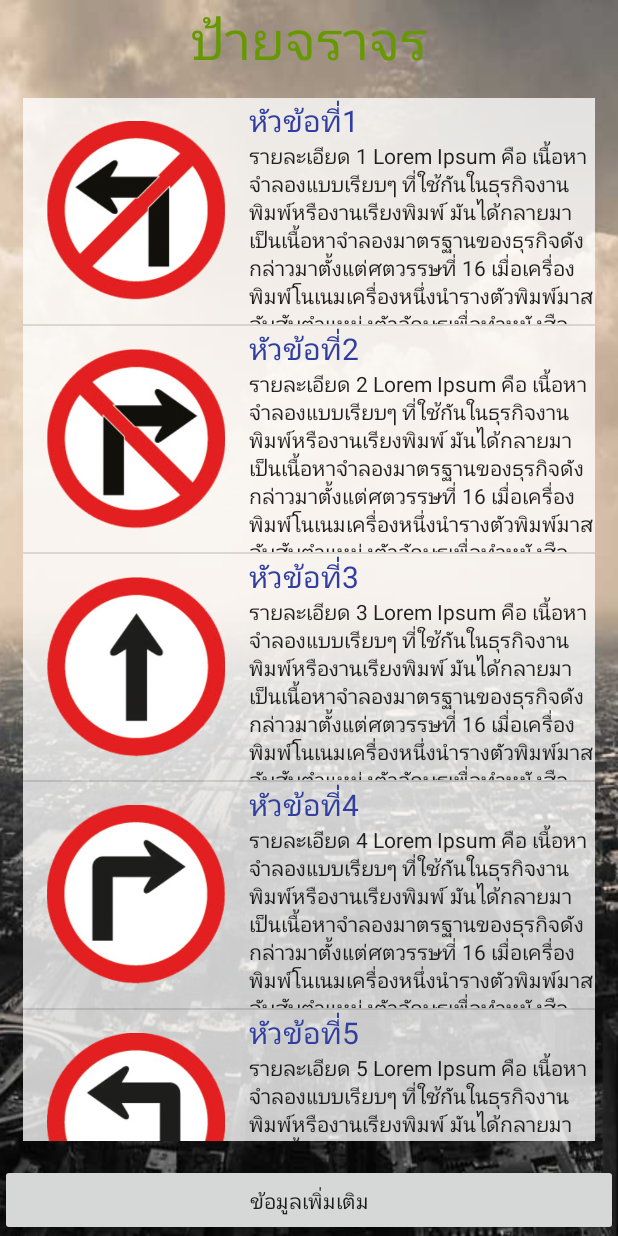
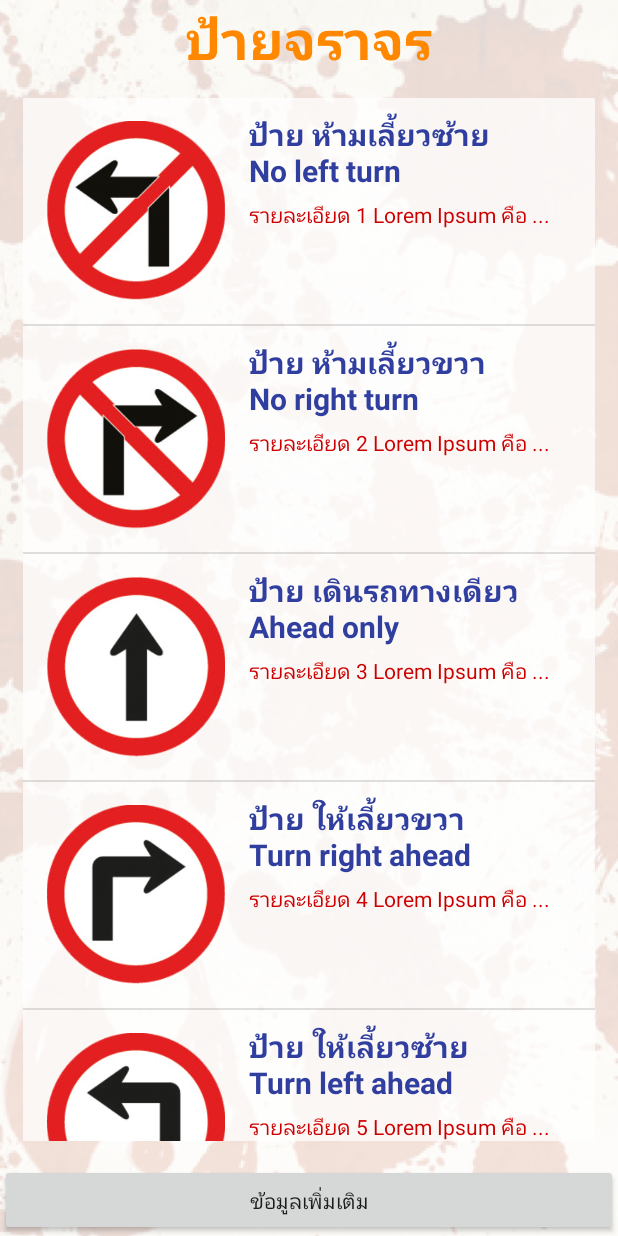
Before and after one commit to jaruwit2538/MyFirstapp2, an Android app: the screen it shows after launch (MainActivity), on a phone screen of 412 x 824 dp. Run offline under Robolectric (Android 15) with nearby library versions, the phone set to English and light mode, and no system bars.

Commit message:
Show listview shortstring

```diff
--- a/app/src/main/java/comsci/khowoat/myfirstapp/MainActivity.java
+++ b/app/src/main/java/comsci/khowoat/myfirstapp/MainActivity.java
@@ -16,7 +16,7 @@ public class MainActivity extends AppCompatActivity {
             R.drawable.traffic_12, R.drawable.traffic_13, R.drawable.traffic_14, R.drawable.traffic_15,
             R.drawable.traffic_16, R.drawable.traffic_17, R.drawable.traffic_18, R.drawable.traffic_19,
             R.drawable.traffic_20,};
-    private String[] titleStrings, detailStrings;
+    private String[] titleStrings, detailStrings,shortStrings;
 
     @Override
     protected void onCreate(Bundle savedInstanceState) {
@@ -30,8 +30,16 @@ public class MainActivity extends AppCompatActivity {
         titleStrings = getResources().getStringArray(R.array.title);
         detailStrings = getResources().getStringArray(R.array.detail);
 
+        //subStrings detailStrings ตัดคำในส่วนของ detail เพื่อให้ข้อความไม่เกิน 30 ตัวอักษร
+        shortStrings = new String[detailStrings.length];//จองพื้นที่ในหน่วยความจำในตัวแปร shortStrings
+        for (int i=0;i<detailStrings.length;i++){//เริ่มนับตั้งแต่ตัวแรกถึงตัวที่30แล้วตัดคำ
+            shortStrings[i]=detailStrings[i].substring(0,29)+"...";//นับถึง30ตัวแล้วโยนจาก detailStrings ไป shortStrings หลังข้อความจะแสดงว่า ...
+
+
+        }//end for
+
         //create listview
-        MyAdapter myAdapter = new MyAdapter(MainActivity.this, ints, titleStrings, detailStrings);
+        MyAdapter myAdapter = new MyAdapter(MainActivity.this, ints, titleStrings, shortStrings);
         listView.setAdapter(myAdapter);
     }   //Main Method onCreate
 
--- a/app/src/main/java/comsci/khowoat/myfirstapp/MyAdapter.java
+++ b/app/src/main/java/comsci/khowoat/myfirstapp/MyAdapter.java
@@ -48,18 +48,18 @@ public class MyAdapter extends BaseAdapter{
     public View getView(int position, View View, ViewGroup parent) {//นับจำนวนข้อมูลแล้วแสดงผลบนหน้า App
 
         LayoutInflater layoutInflater = (LayoutInflater) context.getSystemService(Context.LAYOUT_INFLATER_SERVICE);
-        View view =layoutInflater.inflate(R.layout.my_listview,parent,false);
+        View view1 =layoutInflater.inflate(R.layout.my_listview,parent,false);
 
         //Initiol view ผูกไอดีของ view กับตัวแปร
-        ImageView imgview = (ImageView) view.findViewById(R.id.imvicon);
-        TextView titleTextView = (TextView) view.findViewById(R.id.txtTitleLiv);
-        TextView detailTextView = (TextView) view.findViewById(R.id.txtDetailLiv);
+        ImageView imgview = (ImageView) view1.findViewById(R.id.imvicon);
+        TextView titleTextView = (TextView) view1.findViewById(R.id.txtTitleLiv);
+        TextView detailTextView = (TextView) view1.findViewById(R.id.txtDetailLiv);
 
         //showview เอาข้อมูลไปแสดงผลบนหน้า App
         imgview.setImageResource(ints[position]);
         titleTextView.setText(titleStrings[position]);
         detailTextView.setText(detailStrings[position]);
-        return view;
+        return view1;
 
     }
 }   //Main class
--- a/app/src/main/res/layout/activity_main.xml
+++ b/app/src/main/res/layout/activity_main.xml
@@ -6,16 +6,7 @@
     android:layout_width="match_parent"
     android:layout_height="match_parent"
     tools:context="comsci.khowoat.myfirstapp.MainActivity"
-    android:background="@drawable/bg27">
-
-    <TextView
-        android:layout_width="wrap_content"
-        android:layout_height="wrap_content"
-        android:text="@string/txttitle"
-        android:layout_centerHorizontal="true"
-        android:textColor="@android:color/holo_green_dark"
-        android:textSize="@dimen/h1"
-        android:id="@+id/txtTitle"/>
+    android:background="@drawable/bg40">
 
     <Button
         android:text="@string/Moreinfo"
@@ -24,10 +15,10 @@
         android:onClick="onClickMoreinfo"
         android:id="@+id/btnMoreinfo"
         android:layout_centerInParent="false"
+        android:layout_alignParentBottom="true"
+        android:layout_alignParentLeft="false"
         android:layout_alignWithParentIfMissing="false"
-        android:layout_alignParentBottom="true"
-        android:layout_alignParentLeft="true"
-        android:layout_alignParentStart="true" />
+        android:layout_alignParentStart="false" />
 
     <ListView
         android:layout_width="match_parent"
@@ -35,6 +26,17 @@
         android:layout_below="@+id/txtTitle"
         android:layout_above="@+id/btnMoreinfo"
         android:id="@+id/livTraffic"
-        android:background="#c8ffffff"
+        android:background="#beffffff"
         android:layout_margin="@dimen/my_margin" />
+
+    <TextView
+        android:layout_width="wrap_content"
+        android:layout_height="wrap_content"
+        android:text="@string/txttitle"
+        android:textColor="@android:color/holo_orange_dark"
+        android:textSize="@dimen/h1"
+        android:id="@+id/txtTitle"
+        android:layout_alignParentTop="true"
+        android:layout_centerHorizontal="true"
+        android:textStyle="bold" />
 </RelativeLayout>
--- a/app/src/main/res/layout/my_listview.xml
+++ b/app/src/main/res/layout/my_listview.xml
@@ -22,7 +22,9 @@
             android:layout_height="wrap_content"
             android:id="@+id/txtTitleLiv"
             android:textSize="@dimen/h2"
-            android:textColor="?attr/actionModeSplitBackground" />
+            android:textColor="?attr/actionModeSplitBackground"
+            android:textStyle="bold"
+            android:layout_marginTop="10dp" />
 
         <TextView
             android:text="TextView"
@@ -30,6 +32,8 @@
             android:layout_height="wrap_content"
             android:id="@+id/txtDetailLiv"
             android:textSize="@dimen/h3"
-            android:textColor="?attr/actionMenuTextColor" />
+            android:textColor="@android:color/holo_red_dark"
+            android:elevation="0dp"
+            android:layout_marginTop="5dp" />
     </LinearLayout>
 </LinearLayout>
--- a/app/src/main/res/values/my_content.xml
+++ b/app/src/main/res/values/my_content.xml
@@ -1,11 +1,11 @@
 <?xml version="1.0" encoding="utf-8"?>
 <resources>
     <string-array name="title">
-        <item>หัวข้อที่1</item>
-        <item>หัวข้อที่2</item>
-        <item>หัวข้อที่3</item>
-        <item>หัวข้อที่4</item>
-        <item>หัวข้อที่5</item>
+        <item>ป้าย ห้ามเลี้ยวซ้าย \nNo left turn</item>
+        <item>ป้าย ห้ามเลี้ยวขวา \nNo right turn</item>
+        <item>ป้าย เดินรถทางเดียว \nAhead only</item>
+        <item>ป้าย ให้เลี้ยวขวา \nTurn right ahead</item>
+        <item>ป้าย ให้เลี้ยวซ้าย \nTurn left ahead</item>
         <item>หัวข้อที่6</item>
         <item>หัวข้อที่7</item>
         <item>หัวข้อที่8</item>
```
Also changed, not shown: app/src/main/res/drawable/bg40.png (added).
